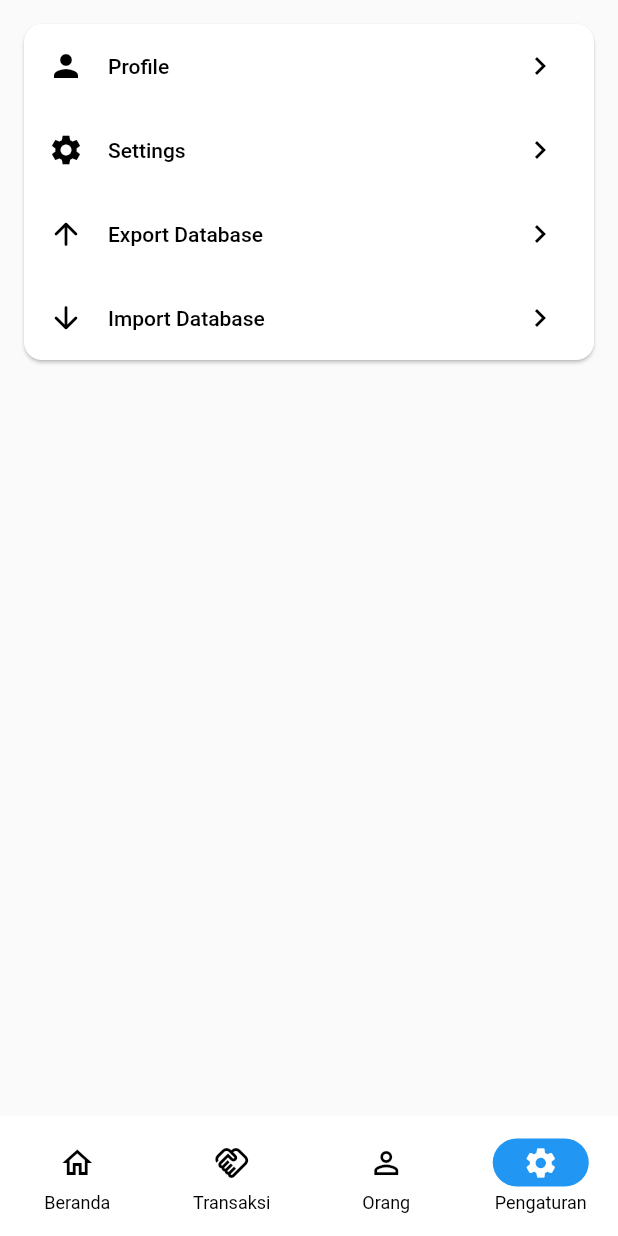
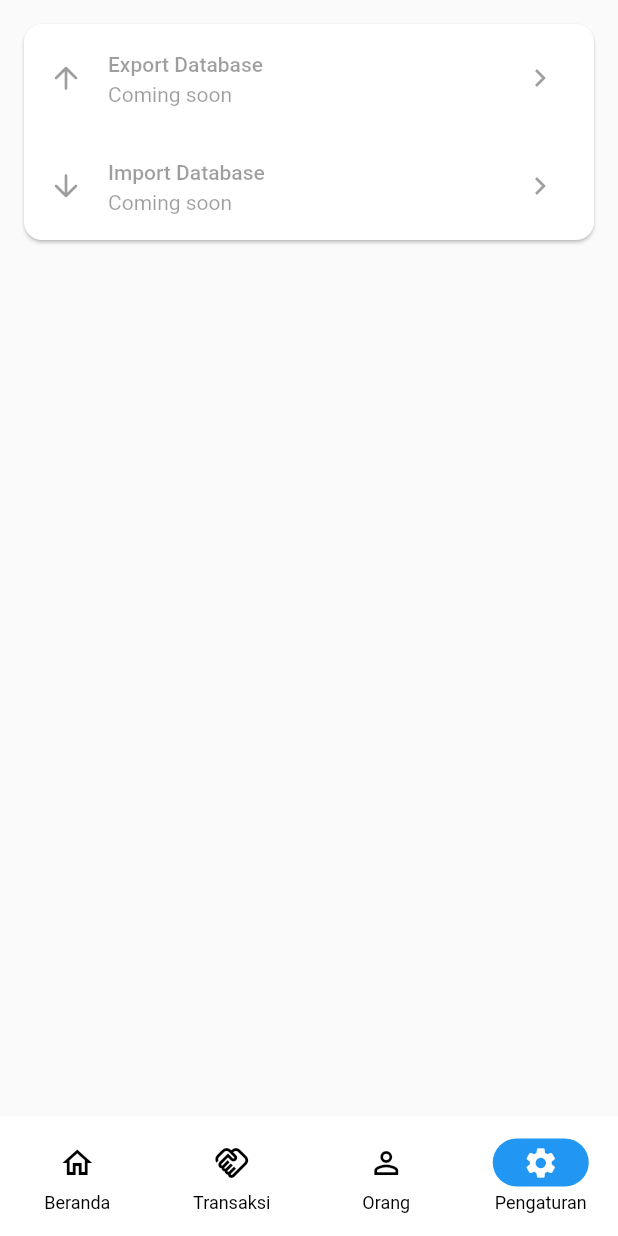
Before and after one commit to zgramming/Amerta, a Flutter app: the screen it shows after launch, item 4 of the bottom bar chosen, on a phone screen of 412 x 824 dp. Run offline on Flutter 3.47's test engine with Material 2 defaults, Android fonts, the phone set to English and light mode, and no system bars; our stand-ins replace dartz, drift, equatable, fl_chart, flutter_riverpod, flutter_screenutil and 4 more; accounts and stored records are empty; generated files the repository leaves out were written again.

Commit message:
Add information coming soon feature

```diff
--- a/lib/src/view/setting/setting_page.dart
+++ b/lib/src/view/setting/setting_page.dart
@@ -14,32 +14,20 @@ class SettingPage extends StatelessWidget {
             crossAxisAlignment: CrossAxisAlignment.stretch,
             children: [
               ListTile(
-                leading: const Icon(Icons.person),
-                title: const Text('Profile'),
-                trailing: const Icon(Icons.keyboard_arrow_right),
-                onTap: () {
-                  Navigator.pushNamed(context, '/profile');
-                },
-              ),
-              ListTile(
-                leading: const Icon(Icons.settings),
-                title: const Text('Settings'),
+                enabled: false,
+                leading: const Icon(Icons.arrow_upward_rounded),
+                title: const Text('Export Database'),
+                subtitle: const Text("Coming soon"),
                 trailing: const Icon(Icons.keyboard_arrow_right),
                 onTap: () {
                   Navigator.pushNamed(context, '/settings');
                 },
               ),
               ListTile(
-                leading: const Icon(Icons.arrow_upward_rounded),
-                title: const Text('Export Database'),
-                trailing: const Icon(Icons.keyboard_arrow_right),
-                onTap: () {
-                  Navigator.pushNamed(context, '/settings');
-                },
-              ),
-              ListTile(
+                enabled: false,
                 leading: const Icon(Icons.arrow_downward_rounded),
                 title: const Text('Import Database'),
+                subtitle: const Text("Coming soon"),
                 trailing: const Icon(Icons.keyboard_arrow_right),
                 onTap: () {
                   Navigator.pushNamed(context, '/settings');
```
